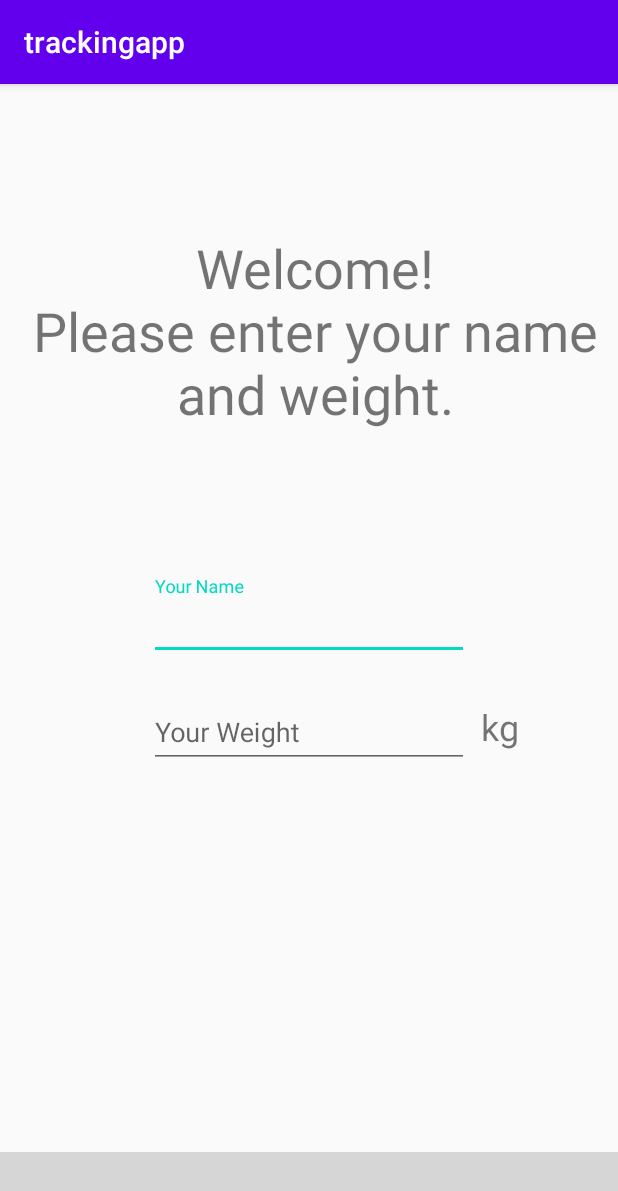
After one commit to subhipandey/TrackingApp, an Android app: the fragment SetupFragment shown on its own in the app's theme, on a phone screen of 412 x 824 dp. The commit adds this screen. Shown: the top 1191 px of the screen. Run offline under Robolectric (Android 15) with nearby library versions, the phone set to English and light mode, and no system bars; grey boxes are pictures that could not be loaded.

Commit message:
Setup ViewModels,Repository and fragments

```diff
--- a/app/src/main/AndroidManifest.xml
+++ b/app/src/main/AndroidManifest.xml
@@ -15,7 +15,7 @@
         android:roundIcon="@mipmap/ic_launcher_round"
         android:supportsRtl="true"
         android:theme="@style/AppTheme">
-        <activity android:name=".MainActivity" android:launchMode="singleTask">
+        <activity android:name=".ui.MainActivity" android:launchMode="singleTask">
             <intent-filter>
                 <action android:name="android.intent.action.MAIN" />
 
--- a/app/src/main/java/com/subhipandey/android/trackingapp/TrackApplication.kt
+++ b/app/src/main/java/com/subhipandey/android/trackingapp/TrackApplication.kt
@@ -2,7 +2,13 @@ package com.subhipandey.android.trackingapp
 
 import android.app.Application
 import dagger.hilt.android.HiltAndroidApp
+import timber.log.Timber
 
 @HiltAndroidApp
 class TrackApplication: Application() {
+
+    override fun onCreate() {
+        super.onCreate()
+        Timber.plant(Timber.DebugTree())
+    }
 }
--- a/app/src/main/java/com/subhipandey/android/trackingapp/MainActivity.kt
+++ b/app/src/main/java/com/subhipandey/android/trackingapp/ui/MainActivity.kt
@@ -1,8 +1,8 @@
-package com.subhipandey.android.trackingapp
+package com.subhipandey.android.trackingapp.ui
 
 import androidx.appcompat.app.AppCompatActivity
 import android.os.Bundle
-import android.util.Log
+import com.subhipandey.android.trackingapp.R
 import com.subhipandey.android.trackingapp.database.RunDao
 import dagger.hilt.android.AndroidEntryPoint
 import javax.inject.Inject
@@ -15,6 +15,6 @@ class MainActivity : AppCompatActivity() {
     override fun onCreate(savedInstanceState: Bundle?) {
         super.onCreate(savedInstanceState)
         setContentView(R.layout.activity_main)
-        Log.d("runDao", "RUNDAO: ${runDao.hashCode()}")
+
     }
 }
--- /dev/null
+++ b/app/src/main/java/com/subhipandey/android/trackingapp/ui/fragments/SetupFragment.kt
@@ -0,0 +1,7 @@
+package com.subhipandey.android.trackingapp.ui.fragments
+
+import androidx.fragment.app.Fragment
+import com.subhipandey.android.trackingapp.R
+
+class SetupFragment : Fragment(R.layout.fragment_setup) {
+}
--- /dev/null
+++ b/app/src/main/res/layout/fragment_setup.xml
@@ -0,0 +1,94 @@
+<?xml version="1.0" encoding="utf-8"?>
+<androidx.constraintlayout.widget.ConstraintLayout xmlns:android="http://schemas.android.com/apk/res/android"
+    xmlns:app="http://schemas.android.com/apk/res-auto"
+    android:layout_width="match_parent"
+    android:layout_height="match_parent">
+
+    <TextView
+        android:id="@+id/tvWelcome"
+        android:layout_width="wrap_content"
+        android:layout_height="wrap_content"
+        android:layout_marginStart="8dp"
+        android:text="Welcome!\nPlease enter your name and weight."
+        android:textAlignment="center"
+        android:textSize="36sp"
+        app:layout_constraintBottom_toTopOf="@+id/tilName"
+        app:layout_constraintLeft_toLeftOf="parent"
+        app:layout_constraintRight_toRightOf="parent"
+        app:layout_constraintTop_toTopOf="parent" />
+
+    <com.google.android.material.textfield.TextInputLayout
+        android:id="@+id/tilName"
+        android:layout_width="wrap_content"
+        android:layout_height="wrap_content"
+        app:layout_constraintBottom_toTopOf="@+id/constraintLayout"
+        app:layout_constraintEnd_toEndOf="parent"
+        app:layout_constraintHorizontal_bias="0.5"
+        app:layout_constraintStart_toStartOf="parent"
+        app:layout_constraintTop_toTopOf="parent">
+
+        <com.google.android.material.textfield.TextInputEditText
+            android:id="@+id/etName"
+            android:layout_width="match_parent"
+            android:layout_height="wrap_content"
+            android:ems="10"
+            android:hint="Your Name"
+            android:inputType="textPersonName" />
+
+    </com.google.android.material.textfield.TextInputLayout>
+
+    <com.google.android.material.textfield.TextInputLayout
+        android:id="@+id/tilWeight"
+        android:layout_width="wrap_content"
+        android:layout_height="wrap_content"
+        android:layout_marginTop="16dp"
+        app:layout_constraintStart_toStartOf="@+id/tilName"
+        app:layout_constraintTop_toBottomOf="@+id/tilName">
+
+        <com.google.android.material.textfield.TextInputEditText
+            android:id="@+id/etWeight"
+            android:layout_width="wrap_content"
+            android:layout_height="wrap_content"
+            android:hint="Your Weight"
+            android:ems="10"
+            android:inputType="numberDecimal" />
+
+    </com.google.android.material.textfield.TextInputLayout>
+
+    <TextView
+        android:id="@+id/tvWeight"
+        android:layout_width="wrap_content"
+        android:layout_height="wrap_content"
+        android:layout_marginStart="8dp"
+        android:text="kg"
+        android:textSize="24sp"
+        app:layout_constraintBottom_toBottomOf="@+id/tilWeight"
+        app:layout_constraintLeft_toRightOf="@id/tilWeight"
+        app:layout_constraintTop_toTopOf="@+id/tilWeight" />
+
+    <androidx.constraintlayout.widget.ConstraintLayout
+        android:id="@+id/constraintLayout"
+        android:layout_width="match_parent"
+        android:layout_height="56dp"
+        android:background="@color/md_blue_900"
+        android:padding="8dp"
+        app:layout_constraintBottom_toBottomOf="parent"
+        app:layout_constraintEnd_toEndOf="parent"
+        app:layout_constraintHorizontal_bias="0.5"
+        app:layout_constraintStart_toStartOf="parent">
+
+        <TextView
+            android:id="@+id/tvContinue"
+            android:layout_width="wrap_content"
+            android:layout_height="wrap_content"
+            android:text="Continue"
+            android:textColor="@color/colorAccent"
+            android:textSize="24sp"
+            app:layout_constraintBottom_toBottomOf="parent"
+            app:layout_constraintEnd_toEndOf="parent"
+            app:layout_constraintTop_toTopOf="parent" />
+
+    </androidx.constraintlayout.widget.ConstraintLayout>
+
+
+</androidx.constraintlayout.widget.ConstraintLayout>
```
Also changed, not shown: app/src/main/java/com/subhipandey/android/trackingapp/repository/MainRepository.kt (added, +25 -0 lines), app/src/main/java/com/subhipandey/android/trackingapp/ui/fragments/RunFragment.kt (added, +14 -0 lines), app/src/main/java/com/subhipandey/android/trackingapp/ui/fragments/SettingsFragment.kt (added, +7 -0 lines), app/src/main/java/com/subhipandey/android/trackingapp/ui/fragments/StatisticsFragment.kt (added, +13 -0 lines), app/src/main/java/com/subhipandey/android/trackingapp/ui/fragments/TrackingFragment.kt (added, +12 -0 lines), app/src/main/java/com/subhipandey/android/trackingapp/ui/viewmodels/MainViewModel.kt (added, +11 -0 lines), app/src/main/java/com/subhipandey/android/trackingapp/ui/viewmodels/StatisticsViewModel.kt (added, +11 -0 lines), app/src/main/res/layout/activity_main.xml (+56 -9 lines), app/src/main/res/layout/fragment_run.xml (added, +52 -0 lines), app/src/main/res/layout/fragment_settings.xml (added, +65 -0 lines), app/src/main/res/layout/fragment_statistics.xml (added, +114 -0 lines), app/src/main/res/layout/fragment_tracking.xml (added, +81 -0 lines), app/src/main/res/layout/item_run.xml (added, +73 -0 lines).
